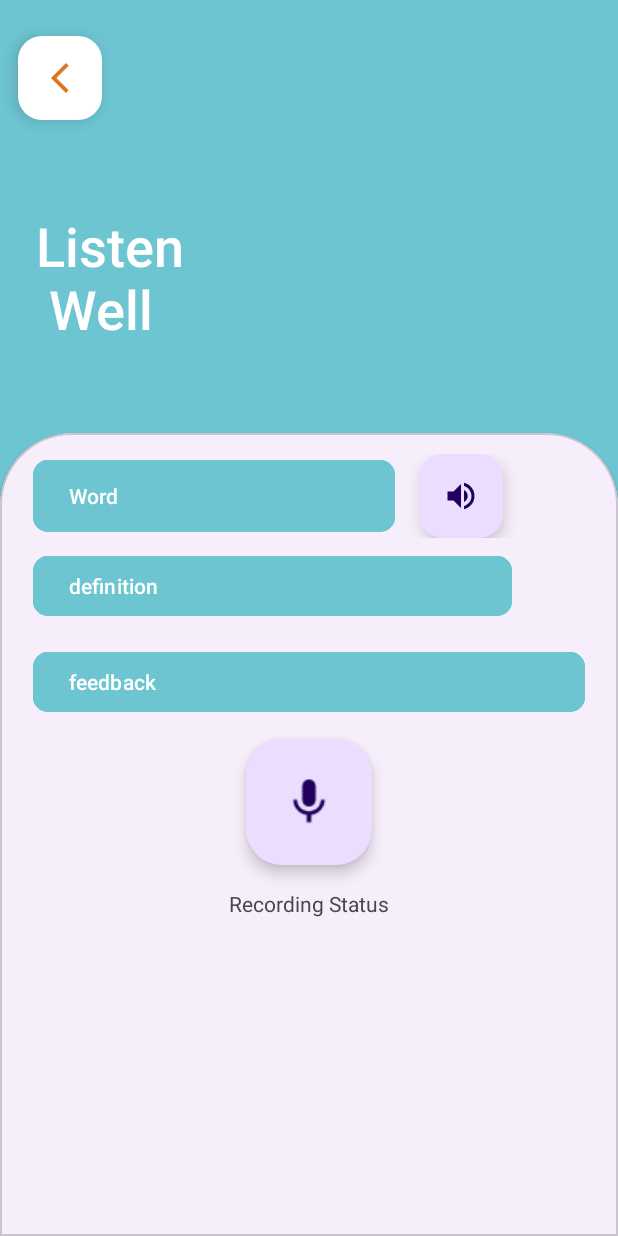
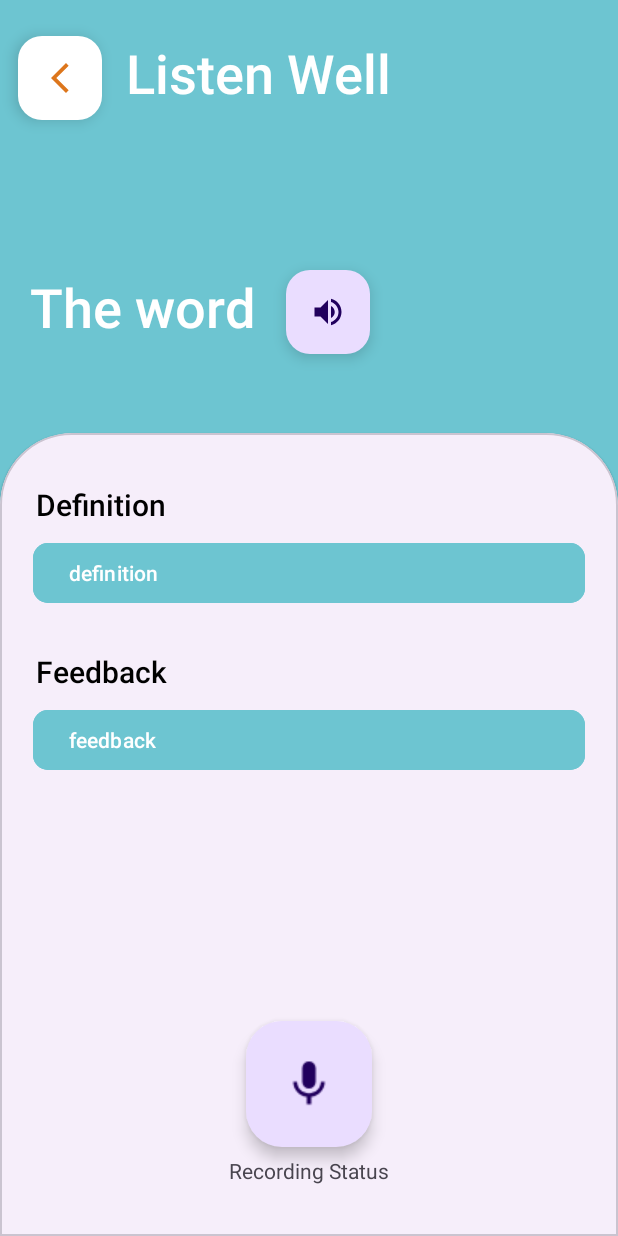
Before and after one commit to notkillua07/speaktoo-bangkit2024, an Android app: the Game screen opened directly, with no data from a screen before it, on a phone screen of 412 x 824 dp. Run offline under Robolectric (Android 15) with nearby library versions, the light colour scheme and no system bars.

Commit message:
Update md

```diff
--- a/speaktoo_md/Speaktoo/app/src/main/java/com/example/speaktoo/pages/Game.kt
+++ b/speaktoo_md/Speaktoo/app/src/main/java/com/example/speaktoo/pages/Game.kt
@@ -108,7 +108,7 @@ class Game : AppCompatActivity() {
             }
 
             override fun onFailure(call: Call<WordDetailResponse>, t: Throwable) {
-                Toast.makeText(this@Game, "Error: ${t.message}", Toast.LENGTH_SHORT).show()
+//                Toast.makeText(this@Game, "Error: ${t.message}", Toast.LENGTH_SHORT).show()
             }
         })
     }
@@ -202,12 +202,12 @@ class Game : AppCompatActivity() {
                 if (response.isSuccessful) {
                     Toast.makeText(this@Game, "Audio sent successfully", Toast.LENGTH_SHORT).show()
                 } else {
-                    Toast.makeText(this@Game, "Failed to send audio", Toast.LENGTH_SHORT).show()
+//                    Toast.makeText(this@Game, "Audio sent successfully", Toast.LENGTH_SHORT).show()
                 }
             }
 
             override fun onFailure(call: Call<YourResponseClass>, t: Throwable) {
-                Toast.makeText(this@Game, "Error: ${t.message}", Toast.LENGTH_SHORT).show()
+//                Toast.makeText(this@Game, "Error: ${t.message}", Toast.LENGTH_SHORT).show()
             }
         })
     }
@@ -216,7 +216,14 @@ class Game : AppCompatActivity() {
         val referencePassageBody = referencePassage.toRequestBody("text/plain".toMediaTypeOrNull())
         val fileBody = audioFile.asRequestBody("audio/wav".toMediaTypeOrNull())
         val filePart = MultipartBody.Part.createFormData("file", audioFile.name, fileBody)
+        Log.d("sendAudioToTranscribeAPI", "Reference Passage: $referencePassage")
+        if (referencePassage == "yes"){
+            binding.feedback.text = "You're very close! The pronunciation of yes is:[jɛs]Here's what you did well: You got the 'y' sound right. It's a soft 'y' like in 'you'. Your vowel sound is close. The 'e' sound is a short, open 'e' similar to the 'e' in 'bed'. You ended with the 's' sound.Here's where you can improve: Try to make the 'e' sound a little shorter. It shouldn't be drawn out. Make sure the 's' sound is clear and sharp. It shouldn't be muffled or too soft.Practice saying yes with the correct pronunciation a few times. Remember, it's all about making the sounds clear and distinct. You're doing great! "
+        }
 
+        if (referencePassage == "good night"){
+            binding.feedback.text = "You're very close! Your pronunciation of good night is almost perfect. Here's a bit of feedback: Good:  You pronounced the g sound a little too strongly.  In a natural, conversational good night, the g is very soft. Imagine you're barely saying it. Night: Your pronunciation of Night is excellent! Here's how I'd pronounce it:[ɡʊd ˈNɔːɪgt]Try practicing saying it with a softer g and a slight emphasis on the first syllable of morning. Keep practicing, you're doing great! "
+        }
         RetrofitClient.instance3.transcribe(referencePassageBody, filePart).enqueue(object : Callback<TranscriptionResponse> {
             override fun onResponse(call: Call<TranscriptionResponse>, response: Response<TranscriptionResponse>) {
                 if (response.isSuccessful) {
@@ -226,15 +233,17 @@ class Game : AppCompatActivity() {
                         Toast.makeText(this@Game, "Accuracy: ${transcriptionResponse.accuracy}", Toast.LENGTH_SHORT).show()
                         // Handle feedback and wrong words if needed
                     } else {
-                        Toast.makeText(this@Game, "Failed to get valid response", Toast.LENGTH_SHORT).show()
+//                        Toast.makeText(this@Game, "Failed to get valid response", Toast.LENGTH_SHORT).show()
                     }
                 } else {
-                    Toast.makeText(this@Game, "Failed to send audio", Toast.LENGTH_SHORT).show()
+                    Toast.makeText(this@Game, "Audio sent successfully", Toast.LENGTH_SHORT).show()
                 }
+
+
             }
 
             override fun onFailure(call: Call<TranscriptionResponse>, t: Throwable) {
-                Toast.makeText(this@Game, "Error: ${t.message}", Toast.LENGTH_SHORT).show()
+//                Toast.makeText(this@Game, "Error: ${t.message}", Toast.LENGTH_SHORT).show()
             }
         })
     }
--- a/speaktoo_md/Speaktoo/app/src/main/res/layout/game.xml
+++ b/speaktoo_md/Speaktoo/app/src/main/res/layout/game.xml
@@ -12,14 +12,40 @@
         android:id="@+id/welcomeBack"
         android:layout_width="wrap_content"
         android:layout_height="wrap_content"
-        android:layout_marginStart="24dp"
+        android:layout_marginStart="16dp"
+        android:layout_marginTop="24dp"
         android:fontFamily="sans-serif-medium"
-        android:text="Listen \n Well"
+        android:text="Listen Well"
         android:textColor="@color/white"
         android:textSize="36sp"
-        app:layout_constraintBottom_toTopOf="@+id/guidelineGame"
+        app:layout_constraintStart_toEndOf="@+id/arrowGame"
+        app:layout_constraintTop_toTopOf="parent" />
+
+    <TextView
+        android:id="@+id/word"
+        android:layout_width="wrap_content"
+        android:layout_height="wrap_content"
+        android:layout_marginStart="20dp"
+        android:layout_marginTop="100dp"
+        android:fontFamily="sans-serif-medium"
+        android:text="The word"
+        android:textColor="@color/white"
+        android:textSize="36sp"
         app:layout_constraintStart_toStartOf="parent"
         app:layout_constraintTop_toBottomOf="@+id/arrowGame" />
+
+    <com.google.android.material.floatingactionbutton.FloatingActionButton
+        android:id="@+id/speaker"
+        android:layout_width="wrap_content"
+        android:layout_height="wrap_content"
+        android:layout_marginStart="20dp"
+        android:layout_marginTop="100dp"
+        android:clickable="true"
+        android:contentDescription="@string/press_to_output_voice"
+        app:fabSize="normal"
+        app:layout_constraintStart_toEndOf="@+id/word"
+        app:layout_constraintTop_toBottomOf="@+id/arrowGame"
+        app:srcCompat="@drawable/baseline_volume_up_24" />
 
     <com.google.android.material.floatingactionbutton.FloatingActionButton
         android:id="@+id/arrowGame"
@@ -48,6 +74,8 @@
         android:layout_width="match_parent"
         android:layout_height="0dp"
         app:layout_constraintBottom_toBottomOf="parent"
+        app:layout_constraintEnd_toEndOf="parent"
+        app:layout_constraintStart_toStartOf="parent"
         app:layout_constraintTop_toTopOf="@+id/guidelineGame">
 
         <androidx.constraintlayout.widget.ConstraintLayout
@@ -67,41 +95,23 @@
                     android:layout_height="wrap_content"
                     android:orientation="vertical">
 
-                    <LinearLayout
+                    <TextView
+                        android:id="@+id/textDefinition"
                         android:layout_width="match_parent"
-                        android:layout_height="match_parent"
-                        android:orientation="horizontal">
-
-                        <Button
-                            android:id="@+id/word"
-                            android:layout_width="241dp"
-                            android:layout_height="match_parent"
-                            android:layout_marginLeft="8dp"
-                            android:layout_marginRight="8dp"
-                            android:backgroundTint="@color/blue"
-                            android:text="@string/word"
-                            android:textAlignment="textStart"
-                            android:textColorLink="@color/blue"
-                            app:cornerRadius="10dp" />
-
-                        <com.google.android.material.floatingactionbutton.FloatingActionButton
-                            android:id="@+id/speaker"
-                            android:layout_width="wrap_content"
                         android:layout_height="wrap_content"
-                            android:layout_marginLeft="8dp"
-                            android:layout_marginRight="8dp"
-                            android:clickable="true"
-                            android:contentDescription="@string/press_to_output_voice"
-                            app:srcCompat="@drawable/baseline_volume_up_24"
-                            app:fabSize="normal"
-                            android:layout_gravity="center"
-                            />
-                    </LinearLayout>
+                        android:layout_marginStart="10dp"
+                        android:layout_marginTop="20dp"
+                        android:fontFamily="sans-serif-medium"
+                        android:text="Definition"
+                        android:textColor="@color/black"
+                        android:textSize="20sp"
+                        app:layout_constraintStart_toStartOf="parent"
+                        app:layout_constraintTop_toBottomOf="@+id/arrowGame" />
 
                     <Button
                         android:id="@+id/definition"
-                        android:layout_width="319dp"
-                        android:layout_height="match_parent"
+                        android:layout_width="match_parent"
+                        android:layout_height="wrap_content"
                         android:layout_marginLeft="8dp"
                         android:layout_marginTop="8dp"
                         android:layout_marginRight="8dp"
@@ -111,6 +121,19 @@
                         android:textAlignment="textStart"
                         android:textColorLink="@color/blue"
                         app:cornerRadius="10dp" />
+
+                    <TextView
+                        android:id="@+id/textFeedback"
+                        android:layout_width="match_parent"
+                        android:layout_height="wrap_content"
+                        android:layout_marginStart="10dp"
+                        android:layout_marginTop="20dp"
+                        android:fontFamily="sans-serif-medium"
+                        android:text="Feedback"
+                        android:textColor="@color/black"
+                        android:textSize="20sp"
+                        app:layout_constraintStart_toStartOf="parent"
+                        app:layout_constraintTop_toBottomOf="@+id/arrowGame" />
 
                     <Button
                         android:id="@+id/feedback"
@@ -126,13 +149,20 @@
                         android:textColorLink="@color/blue"
                         app:cornerRadius="10dp" />
 
+                    <LinearLayout
+                        android:layout_width="match_parent"
+                        android:layout_height="130dp"
+                        android:orientation="horizontal"></LinearLayout>
+
+                </LinearLayout>
+            </ScrollView>
+
             <com.google.android.material.floatingactionbutton.FloatingActionButton
                 android:id="@+id/microphone"
                 android:layout_width="wrap_content"
                 android:layout_height="wrap_content"
                 android:layout_gravity="center"
-                        android:layout_marginTop="20dp"
-                        android:layout_marginBottom="30dp"
+                android:layout_marginBottom="20dp"
                 android:baselineAlignBottom="true"
                 android:clickable="true"
                 android:contentDescription="@string/press_to_go_input_voice"
@@ -141,6 +171,9 @@
                 android:scaleX="1.5"
                 android:scaleY="1.5"
                 app:flow_verticalAlign="center"
+                app:layout_constraintBottom_toTopOf="@+id/microphoneState"
+                app:layout_constraintEnd_toEndOf="@+id/scrollView2"
+                app:layout_constraintStart_toStartOf="parent"
                 app:srcCompat="@drawable/baseline_mic_24" />
 
             <TextView
@@ -148,10 +181,11 @@
                 android:layout_width="wrap_content"
                 android:layout_height="wrap_content"
                 android:layout_gravity="center"
-                        android:layout_marginBottom="30dp"
-                        android:text="Recording Status" />
-                </LinearLayout>
-            </ScrollView>
+                android:layout_marginBottom="20dp"
+                android:text="Recording Status"
+                app:layout_constraintBottom_toBottomOf="@+id/scrollView2"
+                app:layout_constraintEnd_toEndOf="@+id/scrollView2"
+                app:layout_constraintStart_toStartOf="parent" />
 
         </androidx.constraintlayout.widget.ConstraintLayout>
 
--- a/speaktoo_md/Speaktoo/app/src/main/res/layout/login.xml
+++ b/speaktoo_md/Speaktoo/app/src/main/res/layout/login.xml
@@ -18,22 +18,22 @@
         android:textColor="@color/white"
         android:textSize="36dp"
         app:layout_constraintBottom_toTopOf="@+id/guidelineLevel"
-        app:layout_constraintStart_toStartOf="parent"
-        app:layout_constraintTop_toBottomOf="@+id/arrowLevel" />
+        app:layout_constraintStart_toStartOf="parent"/>
+<!--        app:layout_constraintTop_toBottomOf="@+id/arrowLevel" />-->
 
-    <com.google.android.material.floatingactionbutton.FloatingActionButton
-        android:id="@+id/arrowLevel"
-        android:layout_width="wrap_content"
-        android:layout_height="wrap_content"
-        android:layout_marginStart="12dp"
-        android:layout_marginTop="24dp"
-        android:clickable="true"
-        app:backgroundTint="@color/white"
-        app:layout_constraintStart_toStartOf="parent"
-        app:layout_constraintTop_toTopOf="parent"
-        app:srcCompat="@drawable/baseline_arrow_back_ios_new_24"
-        app:tint="@color/brown"
-        android:contentDescription="Press to go back"/>
+<!--    <com.google.android.material.floatingactionbutton.FloatingActionButton-->
+<!--        android:id="@+id/arrowLevel"-->
+<!--        android:layout_width="wrap_content"-->
+<!--        android:layout_height="wrap_content"-->
+<!--        android:layout_marginStart="12dp"-->
+<!--        android:layout_marginTop="24dp"-->
+<!--        android:clickable="true"-->
+<!--        app:backgroundTint="@color/white"-->
+<!--        app:layout_constraintStart_toStartOf="parent"-->
+<!--        app:layout_constraintTop_toTopOf="parent"-->
+<!--        app:srcCompat="@drawable/baseline_arrow_back_ios_new_24"-->
+<!--        app:tint="@color/brown"-->
+<!--        android:contentDescription="Press to go back"/>-->
 
     <androidx.constraintlayout.widget.Guideline
         android:id="@+id/guidelineLevel"
```
Lines whose indentation alone changed are shown as unchanged.
